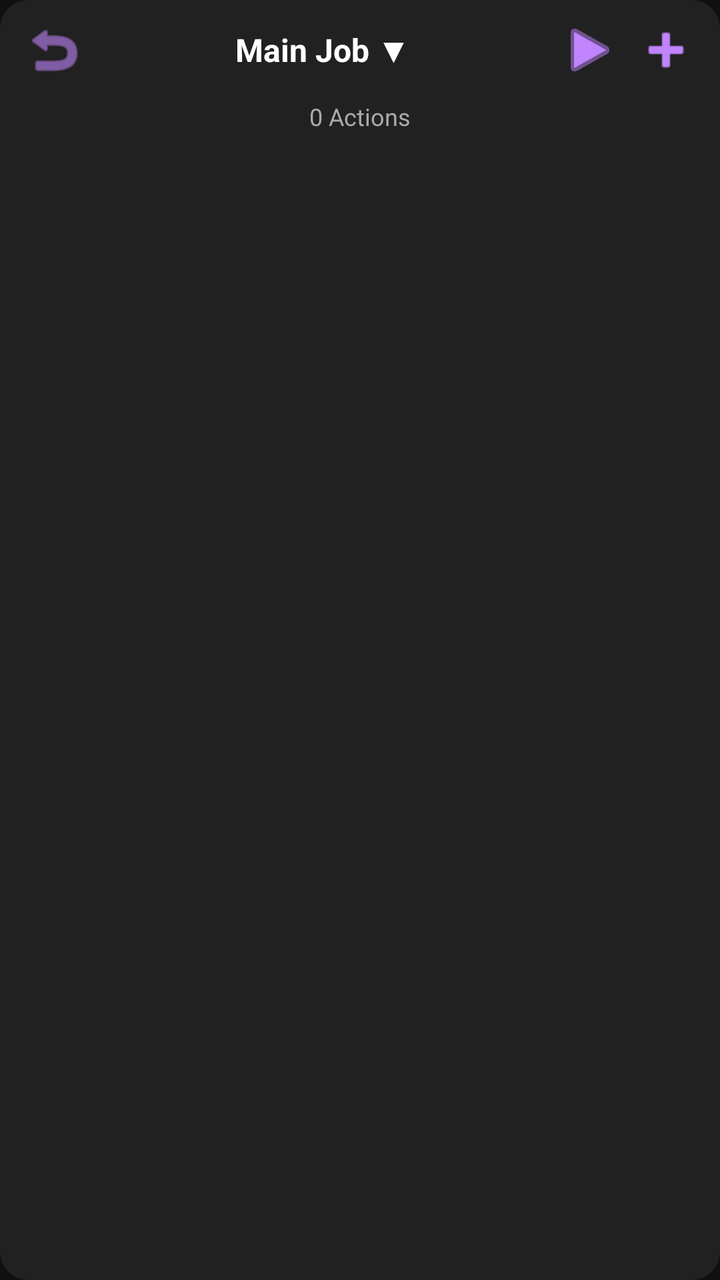
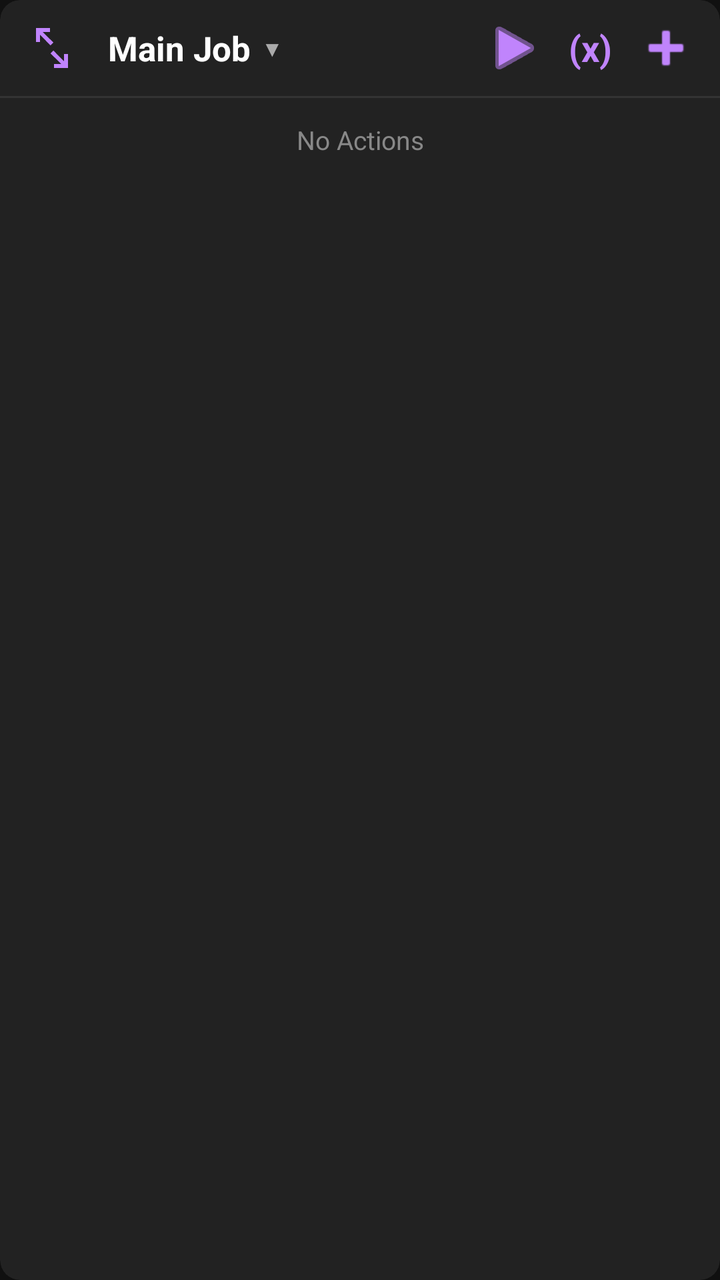

Two renders of the same Android screen: before a commit and after it. Below are the layout's source before the change and the commit's diff.
<!-- AndroidManifest.xml: application theme Theme.MyAutomationApp -->
<!-- res/layout/menu_layout.xml -->
<?xml version="1.0" encoding="utf-8"?>
<androidx.cardview.widget.CardView xmlns:android="http://schemas.android.com/apk/res/android"
    xmlns:app="http://schemas.android.com/apk/res-auto"
    android:layout_width="320dp"
    android:layout_height="wrap_content"
    app:cardBackgroundColor="#212121"
    app:cardCornerRadius="14dp"
    app:cardElevation="15dp">

    <LinearLayout
        android:layout_width="match_parent"
        android:layout_height="wrap_content"
        android:orientation="vertical">

        
        <LinearLayout
            android:layout_width="match_parent"
            android:layout_height="50dp"
            android:orientation="horizontal"
            android:gravity="center_vertical"
            android:paddingStart="8dp"
            android:paddingEnd="8dp">

            
            <ImageButton
                android:id="@+id/btnCollapse"
                android:layout_width="38dp"
                android:layout_height="38dp"
                android:src="@android:drawable/ic_menu_revert"
                android:background="@android:color/transparent"
                android:tint="#C084FC" />

            
            <TextView
                android:id="@+id/tvJobTitle"
                android:layout_width="0dp"
                android:layout_height="wrap_content"
                android:layout_weight="1"
                android:text="Main Job ▼"
                android:textColor="#FFFFFF"
                android:textSize="16sp"
                android:textStyle="bold"
                android:gravity="center" />

            
            <ImageButton
                android:id="@+id/btnPlayHud"
                android:layout_width="38dp"
                android:layout_height="38dp"
                android:src="@android:drawable/ic_media_play"
                android:background="@android:color/transparent"
                android:tint="#C084FC" />

            
            <ImageButton
                android:id="@+id/btnAddActionHud"
                android:layout_width="38dp"
                android:layout_height="38dp"
                android:src="@android:drawable/ic_input_add"
                android:background="@android:color/transparent"
                android:tint="#C084FC" />
        </LinearLayout>

        
        <TextView
            android:id="@+id/tvHudStatus"
            android:layout_width="match_parent"
            android:layout_height="wrap_content"
            android:text="0 Actions"
            android:textColor="#AAAAAA"
            android:textSize="12sp"
            android:gravity="center"
            android:paddingBottom="8dp" />

    </LinearLayout>
</androidx.cardview.widget.CardView>
<!-- resources referenced by this layout -->
<resources>
  <style name="Theme.MyAutomationApp" parent="Theme.MaterialComponents.DayNight.NoActionBar">
          <item name="colorPrimary">@color/gold</item>
          <item name="colorPrimaryVariant">@color/gold_dark</item>
          <item name="colorOnPrimary">@color/black</item>
          <item name="android:windowBackground">@color/black</item>
          <item name="android:textColor">@color/gold</item>
      </style>
  <color name="gold">#FFD700</color>
  <color name="gold_dark">#B8860B</color>
  <color name="black">#121212</color>
</resources>

<!-- the commit's change to res/layout/menu_layout.xml (unified diff, before → after) -->
@@ -1,11 +1,11 @@
 <?xml version="1.0" encoding="utf-8"?>
 <androidx.cardview.widget.CardView xmlns:android="http://schemas.android.com/apk/res/android"
     xmlns:app="http://schemas.android.com/apk/res-auto"
-    android:layout_width="320dp"
+    android:layout_width="340dp"
     android:layout_height="wrap_content"
-    app:cardBackgroundColor="#212121"
-    app:cardCornerRadius="14dp"
-    app:cardElevation="15dp">
+    app:cardBackgroundColor="#222222"
+    app:cardCornerRadius="10dp"
+    app:cardElevation="12dp">
 
     <LinearLayout
         android:layout_width="match_parent"
@@ -15,62 +15,99 @@
         
         <LinearLayout
             android:layout_width="match_parent"
-            android:layout_height="50dp"
+            android:layout_height="48dp"
             android:orientation="horizontal"
             android:gravity="center_vertical"
-            android:paddingStart="8dp"
-            android:paddingEnd="8dp">
+            android:paddingStart="10dp"
+            android:paddingEnd="10dp">
 
             
             <ImageButton
                 android:id="@+id/btnCollapse"
-                android:layout_width="38dp"
-                android:layout_height="38dp"
-                android:src="@android:drawable/ic_menu_revert"
+                android:layout_width="32dp"
+                android:layout_height="32dp"
+                android:src="@drawable/ic_collapse"
+                android:background="@android:color/transparent" />
+
+            
+            <LinearLayout
+                android:id="@+id/layoutJobDropdown"
+                android:layout_width="0dp"
+                android:layout_height="match_parent"
+                android:layout_weight="1"
+                android:orientation="horizontal"
+                android:gravity="center_vertical"
+                android:paddingStart="12dp">
+
+                <TextView
+                    android:id="@+id/tvJobTitle"
+                    android:layout_width="wrap_content"
+                    android:layout_height="wrap_content"
+                    android:text="Main Job"
+                    android:textColor="#FFFFFF"
+                    android:textSize="17sp"
+                    android:textStyle="bold" />
+
+                <TextView
+                    android:layout_width="wrap_content"
+                    android:layout_height="wrap_content"
+                    android:text="  ▼"
+                    android:textColor="#AAAAAA"
+                    android:textSize="11sp" />
+            </LinearLayout>
+
+            
+            <ImageButton
+                android:id="@+id/btnPlayHud"
+                android:layout_width="34dp"
+                android:layout_height="34dp"
+                android:src="@android:drawable/ic_media_play"
                 android:background="@android:color/transparent"
                 android:tint="#C084FC" />
 
             
             <TextView
-                android:id="@+id/tvJobTitle"
-                android:layout_width="0dp"
+                android:id="@+id/btnVariables"
+                android:layout_width="wrap_content"
                 android:layout_height="wrap_content"
-                android:layout_weight="1"
-                android:text="Main Job ▼"
-                android:textColor="#FFFFFF"
-                android:textSize="16sp"
+                android:text="(x)"
+                android:textColor="#C084FC"
+                android:textSize="18sp"
                 android:textStyle="bold"
-                android:gravity="center" />
-
-            
-            <ImageButton
-                android:id="@+id/btnPlayHud"
-                android:layout_width="38dp"
-                android:layout_height="38dp"
-                android:src="@android:drawable/ic_media_play"
-                android:background="@android:color/transparent"
-                android:tint="#C084FC" />
+                android:paddingStart="10dp"
+                android:paddingEnd="10dp" />
 
             
             <ImageButton
                 android:id="@+id/btnAddActionHud"
-                android:layout_width="38dp"
-                android:layout_height="38dp"
+                android:layout_width="34dp"
+                android:layout_height="34dp"
                 android:src="@android:drawable/ic_input_add"
                 android:background="@android:color/transparent"
                 android:tint="#C084FC" />
         </LinearLayout>
 
         
-        <TextView
-            android:id="@+id/tvHudStatus"
+        <View
+            android:layout_width="match_parent"
+            android:layout_height="1dp"
+            android:background="#333333" />
+
+        
+        <FrameLayout
             android:layout_width="match_parent"
             android:layout_height="wrap_content"
-            android:text="0 Actions"
-            android:textColor="#AAAAAA"
-            android:textSize="12sp"
-            android:gravity="center"
-            android:paddingBottom="8dp" />
+            android:padding="12dp">
+
+            <TextView
+                android:id="@+id/tvHudStatus"
+                android:layout_width="match_parent"
+                android:layout_height="wrap_content"
+                android:text="No Actions"
+                android:textColor="#888888"
+                android:textSize="13sp"
+                android:gravity="center" />
+        </FrameLayout>
 
     </LinearLayout>
 </androidx.cardview.widget.CardView>
<!-- resource entries referenced after the edit -->
@@ -1,5 +1,16 @@
 <!-- resources referenced by this layout -->
 <resources>
+  <!-- drawable ic_collapse (drawable) -->
+  <?xml version="1.0" encoding="utf-8"?>
+  <vector xmlns:android="http://schemas.android.com/apk/res/android"
+      android:width="24dp"
+      android:height="24dp"
+      android:viewportWidth="24"
+      android:viewportHeight="24">
+      <path
+          android:fillColor="#C084FC"
+          android:pathData="M4,9h2V5.41l5.29,5.3 1.42,-1.42L7.41,4H11V2H4v7zm16,6h-2v3.59l-5.29,-5.3 -1.42,1.42L16.59,20H13v2h7v-7z"/>
+  </vector>
   <style name="Theme.MyAutomationApp" parent="Theme.MaterialComponents.DayNight.NoActionBar">
           <item name="colorPrimary">@color/gold</item>
           <item name="colorPrimaryVariant">@color/gold_dark</item>
